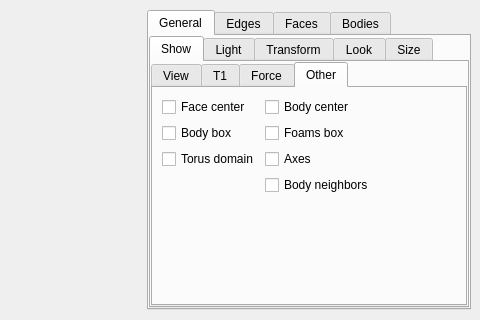
Old version of the form MainWindow.ui in the repository danlipsa/foamvis; both pictures show x 563 to 1043 and y 98 to 418 of the 1043 by 596 pixel window.
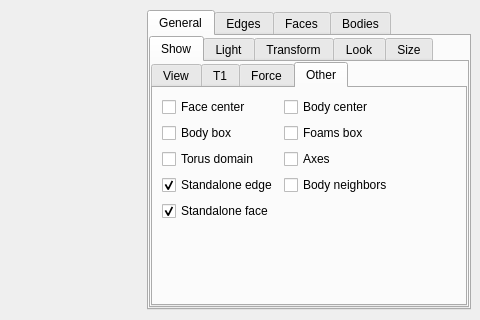
New version of the form. The open tabs and pages were chosen to show the change. Custom widgets are drawn as their Qt base class.

Patch:
```diff
--- a/MainWindow.ui
+++ b/MainWindow.ui
@@ -534,6 +534,26 @@
                      </property>
                     </widget>
                    </item>
+                   <item row="3" column="0">
+                    <widget class="QCheckBox" name="checkBoxStandaloneEdge">
+                     <property name="text">
+                      <string>Standalone edge</string>
+                     </property>
+                     <property name="checked">
+                      <bool>true</bool>
+                     </property>
+                    </widget>
+                   </item>
+                   <item row="4" column="0">
+                    <widget class="QCheckBox" name="checkBoxStandaloneFace">
+                     <property name="text">
+                      <string>Standalone face</string>
+                     </property>
+                     <property name="checked">
+                      <bool>true</bool>
+                     </property>
+                    </widget>
+                   </item>
                   </layout>
                  </widget>
                 </widget>
```
Left out of the diff: 4 changed lines with no effect on the pictures.
